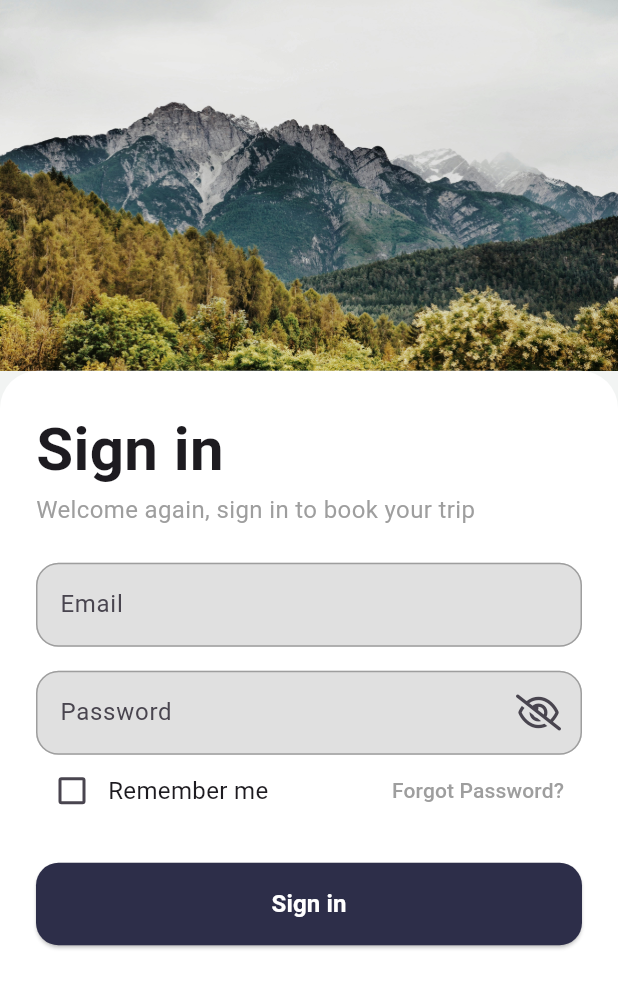
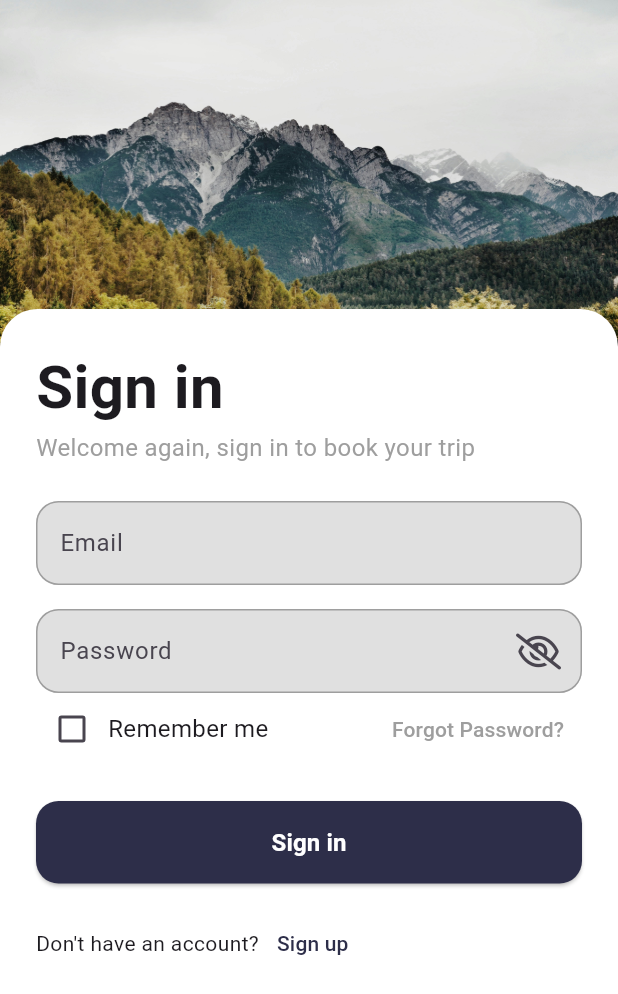
Before and after one commit to KhalidSinan/Travel-App-Mobile, a Flutter app: the screen it shows after launch, on a phone screen of 412 x 824 dp. Shown: the top 994 px of the screen. Run offline on Flutter 3.47's test engine with Material 3 defaults, Android fonts, the phone set to English and light mode, and no system bars; drawn by our look-alikes of carousel_slider; our stand-ins replace font_awesome_flutter.

Commit message:
fix the login sheet

```diff
--- a/travelapp_flutter/lib/core/widgets/custom_check_box.dart
+++ b/travelapp_flutter/lib/core/widgets/custom_check_box.dart
@@ -22,7 +22,7 @@ class _CustomCheckBoxState extends State<CustomCheckBox> {
       children: [
         Checkbox(
           splashRadius: 0,
-          activeColor: Colors.grey,
+          activeColor: const Color(0xff2d2e49),
           value: widget.value,
           onChanged: widget.onChanged,
         ),
--- a/travelapp_flutter/lib/core/widgets/custom_text_button.dart
+++ b/travelapp_flutter/lib/core/widgets/custom_text_button.dart
@@ -1,10 +1,15 @@
 import 'package:flutter/material.dart';
 
 class CustomTextButton extends StatelessWidget {
-  const CustomTextButton(
-      {super.key, required this.onPressed, required this.label});
+  const CustomTextButton({
+    super.key,
+    required this.onPressed,
+    required this.label,
+    this.color,
+  });
   final VoidCallback onPressed;
   final String label;
+  final Color? color;
   @override
   Widget build(BuildContext context) {
     return TextButton(
@@ -14,8 +19,8 @@ class CustomTextButton extends StatelessWidget {
       ),
       child: Text(
         label,
-        style: const TextStyle(
-          color: Colors.grey,
+        style: TextStyle(
+          color: color ?? Colors.grey,
         ),
       ),
     );
--- a/travelapp_flutter/lib/features/auth/presentation/views/widgets/login_options.dart
+++ b/travelapp_flutter/lib/features/auth/presentation/views/widgets/login_options.dart
@@ -2,11 +2,17 @@ import 'package:flutter/material.dart';
 import 'package:travelapp_flutter/core/widgets/custom_check_box.dart';
 import 'package:travelapp_flutter/core/widgets/custom_text_button.dart';
 
-class LoginOptions extends StatelessWidget {
+class LoginOptions extends StatefulWidget {
   const LoginOptions({
     super.key,
   });
 
+  @override
+  State<LoginOptions> createState() => _LoginOptionsState();
+}
+
+class _LoginOptionsState extends State<LoginOptions> {
+  bool checked = false;
   @override
   Widget build(BuildContext context) {
     return Row(
@@ -14,8 +20,12 @@ class LoginOptions extends StatelessWidget {
       children: [
         CustomCheckBox(
           label: 'Remember me',
-          value: false,
-          onChanged: (value) {},
+          value: checked,
+          onChanged: (value) {
+            setState(() {
+              checked = value!;
+            });
+          },
         ),
         CustomTextButton(
           onPressed: () {},
--- a/travelapp_flutter/lib/features/auth/presentation/views/widgets/login_page_body.dart
+++ b/travelapp_flutter/lib/features/auth/presentation/views/widgets/login_page_body.dart
@@ -9,15 +9,22 @@ class LoginPageBody extends StatelessWidget {
 
   @override
   Widget build(BuildContext context) {
-    return const Column(
+    return const SizedBox(
+      height: double.infinity,
+      width: double.infinity,
+      child: Stack(
         children: [
           // image slider
           ImageSlider(),
           // login form
-        Expanded(
+          Positioned(
+            bottom: 0,
+            right: 0,
+            left: 0,
             child: LoginSheet(),
           ),
         ],
+      ),
     );
   }
 }
--- a/travelapp_flutter/lib/features/auth/presentation/views/widgets/login_sheet.dart
+++ b/travelapp_flutter/lib/features/auth/presentation/views/widgets/login_sheet.dart
@@ -1,4 +1,5 @@
 import 'package:flutter/material.dart';
+import 'package:travelapp_flutter/core/widgets/custom_text_button.dart';
 import 'package:travelapp_flutter/features/auth/presentation/views/widgets/login_form.dart';
 
 class LoginSheet extends StatefulWidget {
@@ -13,30 +14,42 @@ class _LoginSheetState extends State<LoginSheet> {
   Widget build(BuildContext context) {
     return Container(
       padding: const EdgeInsets.all(24),
+      height: MediaQuery.sizeOf(context).height * .75,
       decoration: const BoxDecoration(
         color: Colors.white,
         borderRadius: BorderRadius.vertical(top: Radius.circular(25)),
       ),
-      child: const SingleChildScrollView(
+      child: SingleChildScrollView(
         child: Column(
           crossAxisAlignment: CrossAxisAlignment.start,
           children: [
-            Text(
+            const Text(
               'Sign in',
               style: TextStyle(
                 fontSize: 40,
                 fontWeight: FontWeight.bold,
               ),
             ),
-            Text(
+            const Text(
               'Welcome again, sign in to book your trip',
               style: TextStyle(
                 fontSize: 16,
                 color: Colors.grey,
               ),
             ),
-            SizedBox(height: 24),
-            LoginForm(),
+            const SizedBox(height: 24),
+            const LoginForm(),
+            const SizedBox(height: 16),
+            Row(
+              children: [
+                const Text("Don't have an account?"),
+                CustomTextButton(
+                  onPressed: () {},
+                  label: 'Sign up',
+                  color: const Color(0xff2d2e49),
+                ),
+              ],
+            ),
           ],
         ),
       ),
```
Lines whose indentation alone changed are shown as unchanged.
